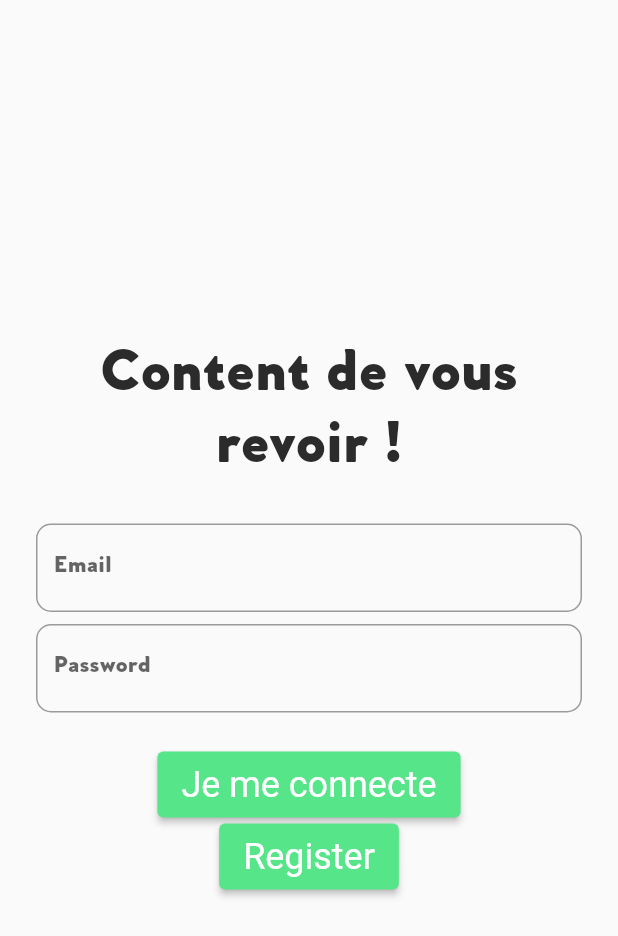
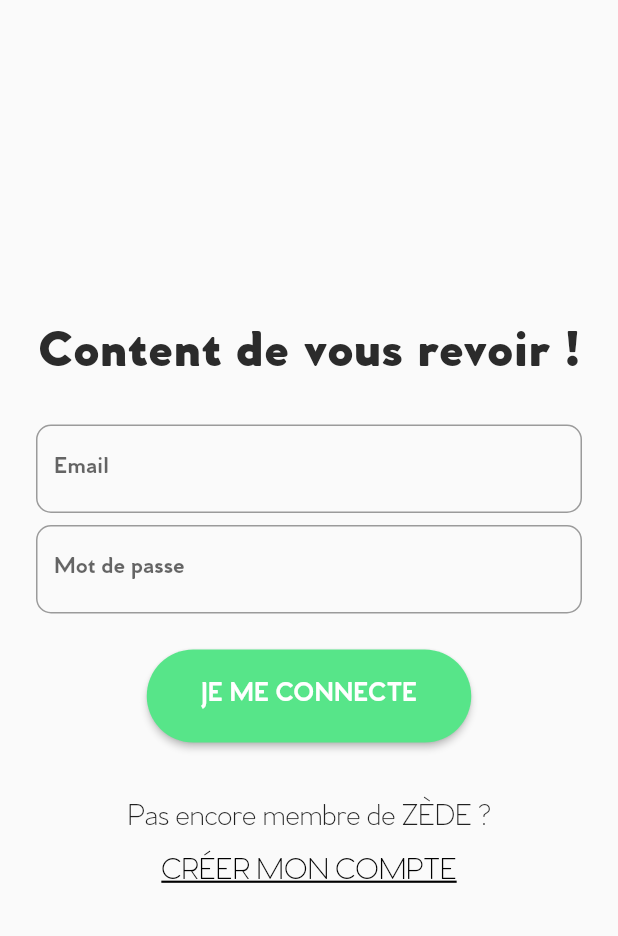
Before and after one commit to hugo9464/zede-flutter, a Flutter app: the screen it shows after launch, on a phone screen of 412 x 824 dp. Shown: the top 936 px of the screen. Run offline on Flutter 3.47's test engine with Material 2 defaults, Android fonts, the light colour scheme and no system bars; our stand-ins replace charts_flutter, cloud_firestore, firebase_auth, firebase_core, flutter_secure_storage, google_fonts and 2 more; accounts and stored records are empty.

Commit message:
add fonts and format login page

```diff
--- a/lib/main.dart
+++ b/lib/main.dart
@@ -30,20 +30,17 @@ class MyApp extends StatelessWidget {
       title: 'Flutter Authentication',
       debugShowCheckedModeBanner: false,
       theme: ThemeData(
-        fontFamily: 'VentiCF',
+        fontFamily: 'VentiCF-Ultra',
         brightness: Brightness.light,
         primarySwatch: Palette.kToDark,
         elevatedButtonTheme: ElevatedButtonThemeData(
-          style: ElevatedButton.styleFrom(
-            textStyle: TextStyle(
-              fontSize: 24.0,
-            ),
-            padding: EdgeInsets.fromLTRB(16.0, 8.0, 16.0, 8.0),
-          ),
-        ),
+            style: ButtonStyle(
+                shape: MaterialStateProperty.all<RoundedRectangleBorder>(
+                    RoundedRectangleBorder(
+                        borderRadius: BorderRadius.circular(32.0))))),
         textTheme: TextTheme(
           headline1: TextStyle(
-            fontSize: 40,
+            fontSize: 35,
             color: Color(0xff2B2B2B),
           ),
           bodyText1: TextStyle(fontSize: 18.0),
--- a/lib/screens/auth/login_page.dart
+++ b/lib/screens/auth/login_page.dart
@@ -51,6 +51,7 @@ class _LoginPageState extends State<LoginPage> {
               child: Column(
                 children: <Widget>[
                   TextFormField(
+                    style: TextStyle(fontFamily: 'VentiCF-Bold'),
                     controller: _emailTextController,
                     focusNode: _focusEmail,
                     validator: (value) => Validator.validateEmail(
@@ -71,14 +72,12 @@ class _LoginPageState extends State<LoginPage> {
                   ),
                   SizedBox(height: 8.0),
                   TextFormField(
+                    style: TextStyle(fontFamily: 'VentiCF-Bold'),
                     controller: _passwordTextController,
                     focusNode: _focusPassword,
                     obscureText: true,
-                    validator: (value) => Validator.validatePassword(
-                      password: value,
-                    ),
                     decoration: InputDecoration(
-                      hintText: "Password",
+                      hintText: "Mot de passe",
                       border: OutlineInputBorder(
                           borderRadius: BorderRadius.circular(10.0)),
                       errorBorder: UnderlineInputBorder(
@@ -117,13 +116,26 @@ class _LoginPageState extends State<LoginPage> {
                         }
                       }
                     },
-                    child: Text(
-                      'Je me connecte',
-                      style: TextStyle(color: Colors.white),
-                    ),
+                    child: Padding(
+                        padding: EdgeInsets.all(20.0),
+                        child: Text(
+                          'JE ME CONNECTE',
+                          style: TextStyle(
+                              color: Colors.white,
+                              fontSize: 18.0,
+                              fontFamily: 'VentiCF-Bold'),
+                        )),
                   ),
-                  SizedBox(width: 24.0),
-                  ElevatedButton(
+                  SizedBox(
+                    width: 24.0,
+                    height: 40.0,
+                  ),
+                  Text(
+                    'Pas encore membre de ZÈDE ?',
+                    style:
+                        TextStyle(fontSize: 20.0, fontFamily: 'VentiCF-Light'),
+                  ),
+                  TextButton(
                     onPressed: () {
                       Navigator.of(context).push(
                         MaterialPageRoute(
@@ -132,8 +144,12 @@ class _LoginPageState extends State<LoginPage> {
                       );
                     },
                     child: Text(
-                      'Register',
-                      style: TextStyle(color: Colors.white),
+                      'CRÉER MON COMPTE',
+                      style: TextStyle(
+                          decoration: TextDecoration.underline,
+                          fontSize: 20.0,
+                          fontFamily: 'VentiCF-Light',
+                          color: Colors.black),
                     ),
                   ),
                 ],
--- a/lib/screens/auth/register_page.dart
+++ b/lib/screens/auth/register_page.dart
@@ -81,9 +81,6 @@ class _RegisterPageState extends State<RegisterPage> {
                         controller: _passwordTextController,
                         focusNode: _focusPassword,
                         obscureText: true,
-                        validator: (value) => Validator.validatePassword(
-                          password: value,
-                        ),
                         decoration: InputDecoration(
                           hintText: "Mot de passe",
                           errorBorder: UnderlineInputBorder(
--- a/lib/utils/validator.dart
+++ b/lib/utils/validator.dart
@@ -27,18 +27,4 @@ class Validator {
 
     return null;
   }
-
-  static String? validatePassword({required String? password}) {
-    if (password == null) {
-      return null;
-    }
-
-    if (password.isEmpty) {
-      return 'Password can\'t be empty';
-    } else if (password.length < 6) {
-      return 'Enter a password with length at least 6';
-    }
-
-    return null;
-  }
 }
```
Also changed, not shown: pubspec.yaml (+10 -1 lines), fonts/VentiCF-Bold.ttf (added), fonts/VentiCF-Light.ttf (added), fonts/VentiCF-Thin.ttf (added).
